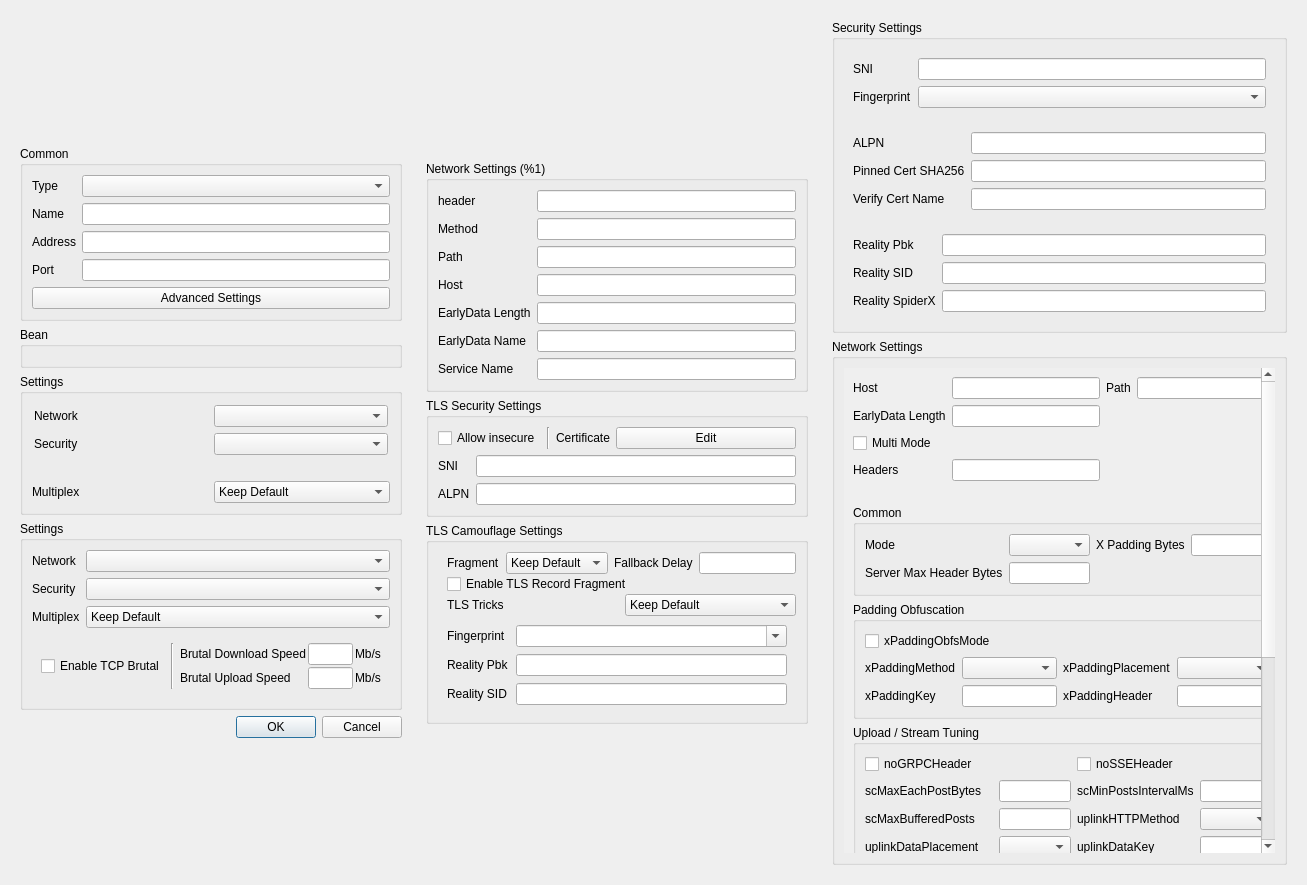
Above: include/ui/profile/dialog_edit_profile.ui from Yulinanami/ethernet-tun-test before the change. Below: the same form after it.
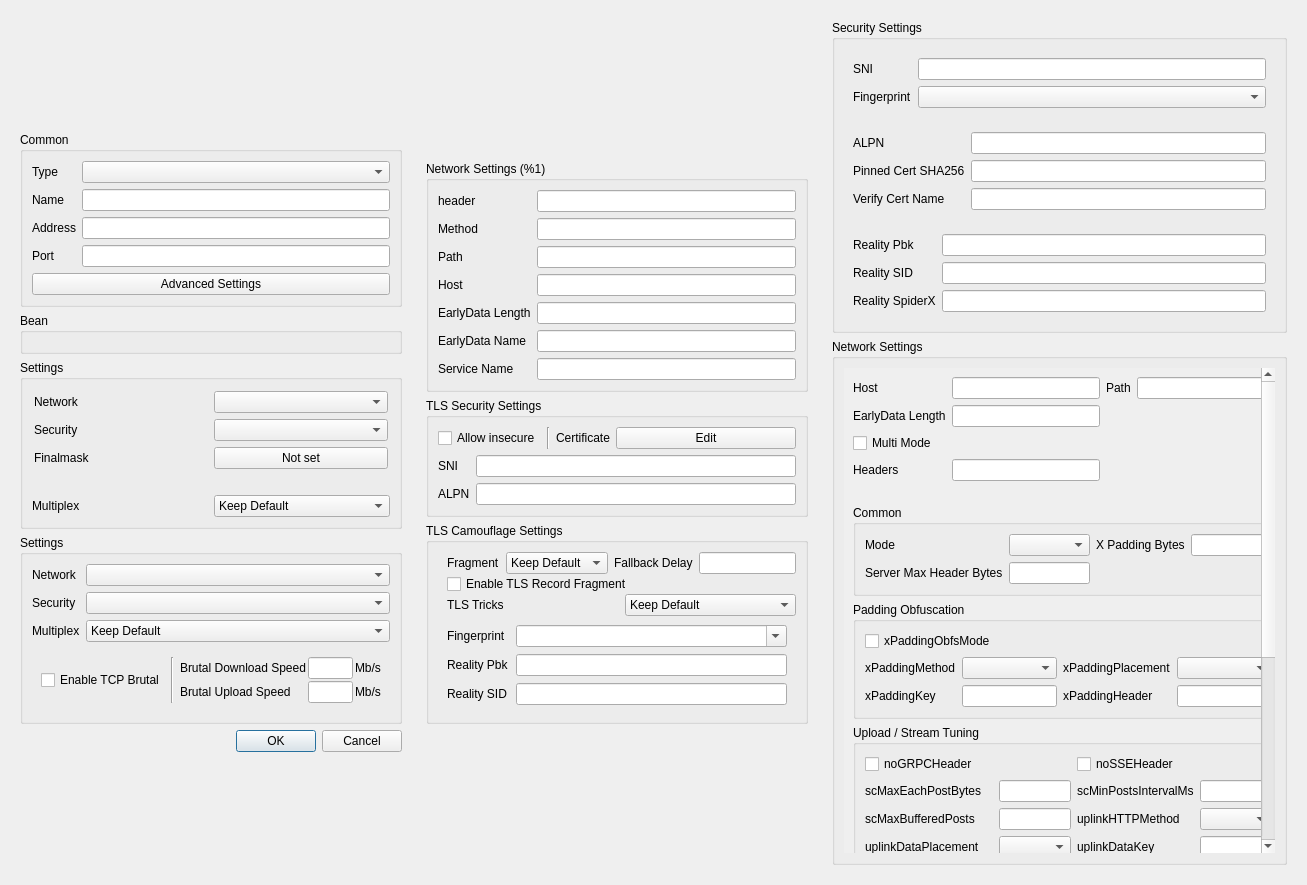
That is the form after the change. Custom widgets are drawn as their Qt base class.

```diff
--- a/include/ui/profile/dialog_edit_profile.ui
+++ b/include/ui/profile/dialog_edit_profile.ui
@@ -181,6 +181,20 @@
             <item row="1" column="1">
              <widget class="QComboBox" name="xray_security"/>
             </item>
+            <item row="2" column="0">
+             <widget class="QLabel" name="label_xray_finalmask">
+              <property name="text">
+               <string>Finalmask</string>
+              </property>
+             </widget>
+            </item>
+            <item row="2" column="1">
+             <widget class="QPushButton" name="xray_finalmask_edit">
+              <property name="text">
+               <string>Not set</string>
+              </property>
+             </widget>
+            </item>
            </layout>
           </widget>
          </item>
@@ -1513,6 +1527,11 @@
   </layout>
  </widget>
  <customwidgets>
+  <customwidget>
+   <class>NoWheelComboBox</class>
+   <extends>QComboBox</extends>
+   <header>include/ui/utils/NoWheelComboBox.h</header>
+  </customwidget>
   <customwidget>
    <class>MyLineEdit</class>
    <extends>QLineEdit</extends>
```
Left out of the diff: 75 changed lines with no effect on the pictures. Lines whose indentation alone changed are shown as unchanged.
